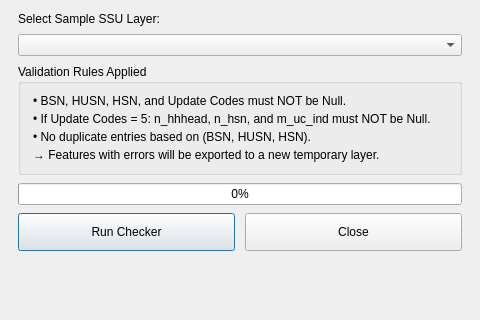
First picture: the form in checker_dialog.ui, repository Syano18/GeoFASU_Mod, before the edit; both pictures show x 0 to 480 and y 0 to 320 of the 480 by 460 pixel window.
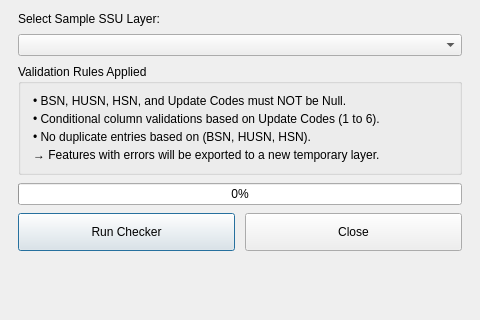
Second picture: the form after the edit.

Patch:
```diff
--- a/checker_dialog.ui
+++ b/checker_dialog.ui
@@ -79,7 +79,7 @@
       <item>
        <widget class="QLabel" name="rule2Label">
         <property name="text">
-         <string>• If Update Codes = 5: n_hhhead, n_hsn, and m_uc_ind must NOT be Null.</string>
+         <string>• Conditional column validations based on Update Codes (1 to 6).</string>
         </property>
         <property name="wordWrap">
          <bool>true</bool>
```
